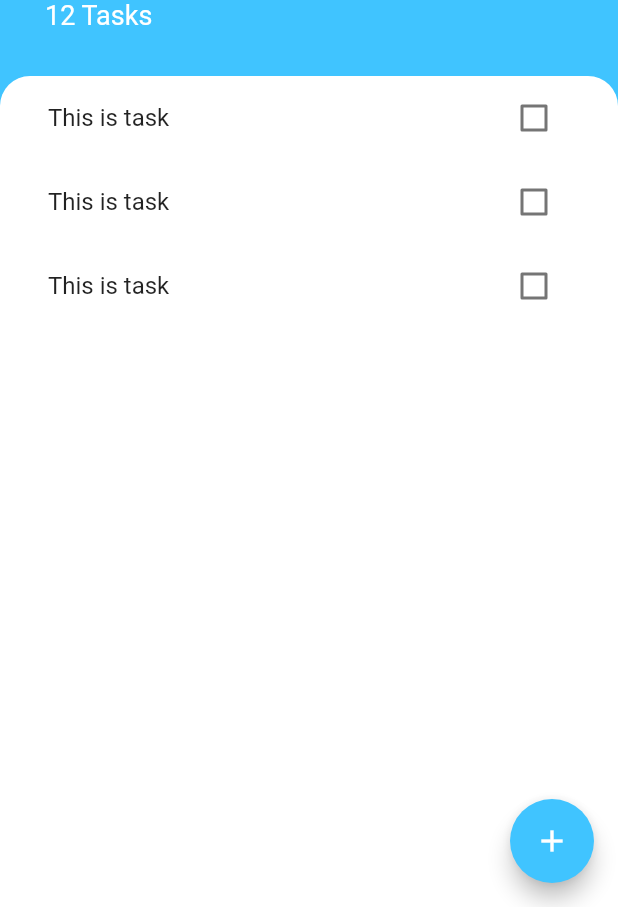
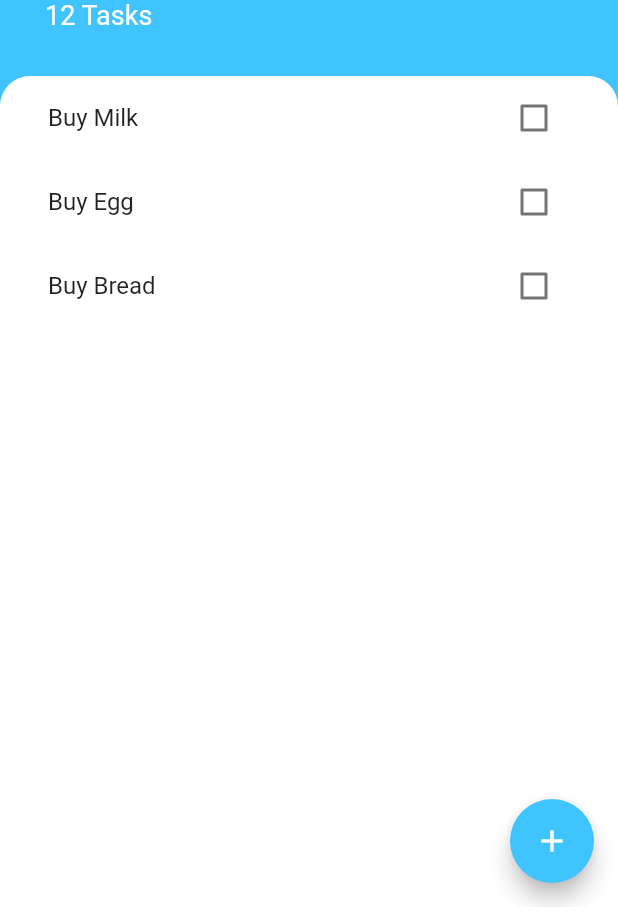
Before and after one commit to HeshanWeerasooriya/todoo, a Flutter app: the screen it shows after launch, on a phone screen of 412 x 824 dp, the part 329-1236 px from its top. Run offline on Flutter 3.47's test engine with Material 2 defaults, Android fonts, the phone set to English and light mode, and no system bars.

Commit message:
Show Tasks from Array

```diff
--- /dev/null
+++ b/lib/models/task.dart
@@ -0,0 +1,10 @@
+class Task {
+  final String name;
+  bool isDone;
+
+  Task({required this.name, this.isDone = false});
+
+  void toggleDone() {
+    isDone = !isDone;
+  }
+}
--- a/lib/widgets/task_tile.dart
+++ b/lib/widgets/task_tile.dart
@@ -1,28 +1,25 @@
 import 'package:flutter/material.dart';
 
-class TaskTile extends StatefulWidget {
-  const TaskTile({Key? key}) : super(key: key);
+class TaskTile extends StatelessWidget {
+  const TaskTile({Key? key, required this.isChecked, required this.taskTitle})
+      : super(key: key);
 
-  @override
-  State<TaskTile> createState() => _TaskTileState();
-}
-
-class _TaskTileState extends State<TaskTile> {
-  bool isChecked = false;
+  final bool isChecked;
+  final String taskTitle;
   @override
   Widget build(BuildContext context) {
     return ListTile(
       title: Text(
-        'This is task',
+        taskTitle,
         style: TextStyle(
             decoration: isChecked ? TextDecoration.lineThrough : null),
       ),
       trailing: Checkbox(
         value: isChecked,
         onChanged: (bool? value) {
-          setState(() {
-            isChecked = value!;
-          });
+          // setState(() {
+          //   isChecked = value!;
+          // });
         },
       ),
     );
--- a/lib/widgets/tasks_list.dart
+++ b/lib/widgets/tasks_list.dart
@@ -1,4 +1,5 @@
 import 'package:flutter/material.dart';
+import 'package:todoo/models/task.dart';
 
 import 'task_tile.dart';
 
@@ -10,14 +11,19 @@ class TasksList extends StatefulWidget {
 }
 
 class _TasksListState extends State<TasksList> {
+  List<Task> tasks = [
+    Task(name: 'Buy Milk'),
+    Task(name: 'Buy Egg'),
+    Task(name: 'Buy Bread'),
+  ];
+
   @override
   Widget build(BuildContext context) {
     return ListView(
-      shrinkWrap: true,
       children: [
-        TaskTile(),
-        TaskTile(),
-        TaskTile(),
+        TaskTile(taskTitle: tasks[0].name, isChecked: tasks[0].isDone),
+        TaskTile(taskTitle: tasks[1].name, isChecked: tasks[1].isDone),
+        TaskTile(taskTitle: tasks[2].name, isChecked: tasks[2].isDone),
       ],
     );
   }
```
